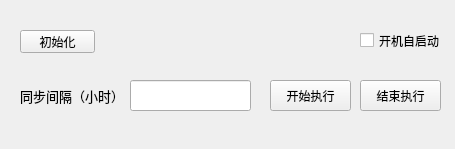
The window that PyQt/Projects/AutoCloudSync/Forms/MyMainWindow.ui (zhouzhoujack/CS-Learning) describes before a commit, drawn with Qt 5.
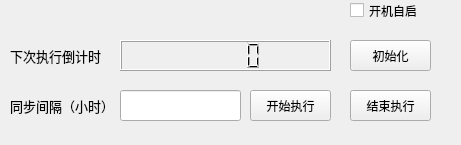
The same window after the commit.

What changed in the file:
```diff
--- a/PyQt/Projects/AutoCloudSync/Forms/MyMainWindow.ui
+++ b/PyQt/Projects/AutoCloudSync/Forms/MyMainWindow.ui
@@ -6,8 +6,8 @@
    <rect>
     <x>0</x>
     <y>0</y>
-    <width>455</width>
-    <height>149</height>
+    <width>461</width>
+    <height>145</height>
    </rect>
   </property>
   <property name="windowTitle">
@@ -17,8 +17,8 @@
    <widget class="QPushButton" name="pushButton">
     <property name="geometry">
      <rect>
-      <x>270</x>
-      <y>80</y>
+      <x>250</x>
+      <y>90</y>
       <width>81</width>
       <height>31</height>
      </rect>
@@ -30,8 +30,8 @@
    <widget class="QLineEdit" name="lineEdit">
     <property name="geometry">
      <rect>
-      <x>130</x>
-      <y>80</y>
+      <x>120</x>
+      <y>90</y>
       <width>121</width>
       <height>31</height>
      </rect>
@@ -40,8 +40,8 @@
    <widget class="QLabel" name="label">
     <property name="geometry">
      <rect>
-      <x>20</x>
-      <y>80</y>
+      <x>10</x>
+      <y>90</y>
       <width>101</width>
       <height>31</height>
      </rect>
@@ -59,21 +59,21 @@
    <widget class="QCheckBox" name="checkBox">
     <property name="geometry">
      <rect>
-      <x>360</x>
-      <y>30</y>
+      <x>350</x>
+      <y>0</y>
       <width>111</width>
       <height>21</height>
      </rect>
     </property>
     <property name="text">
-     <string>开机自启动</string>
+     <string>开机自启</string>
     </property>
    </widget>
    <widget class="QPushButton" name="pushButton_2">
     <property name="geometry">
      <rect>
-      <x>360</x>
-      <y>80</y>
+      <x>350</x>
+      <y>90</y>
       <width>81</width>
       <height>31</height>
      </rect>
@@ -85,16 +85,45 @@
    <widget class="QPushButton" name="pushButton_3">
     <property name="geometry">
      <rect>
-      <x>20</x>
-      <y>30</y>
-      <width>75</width>
-      <height>23</height>
+      <x>350</x>
+      <y>40</y>
+      <width>81</width>
+      <height>31</height>
      </rect>
     </property>
     <property name="text">
      <string>初始化</string>
     </property>
    </widget>
+   <widget class="QLCDNumber" name="lcdNumber">
+    <property name="geometry">
+     <rect>
+      <x>120</x>
+      <y>40</y>
+      <width>211</width>
+      <height>31</height>
+     </rect>
+    </property>
+   </widget>
+   <widget class="QLabel" name="label_2">
+    <property name="geometry">
+     <rect>
+      <x>10</x>
+      <y>40</y>
+      <width>91</width>
+      <height>31</height>
+     </rect>
+    </property>
+    <property name="font">
+     <font>
+      <family>Agency FB</family>
+      <pointsize>10</pointsize>
+     </font>
+    </property>
+    <property name="text">
+     <string>下次执行倒计时</string>
+    </property>
+   </widget>
   </widget>
  </widget>
  <resources>
```
